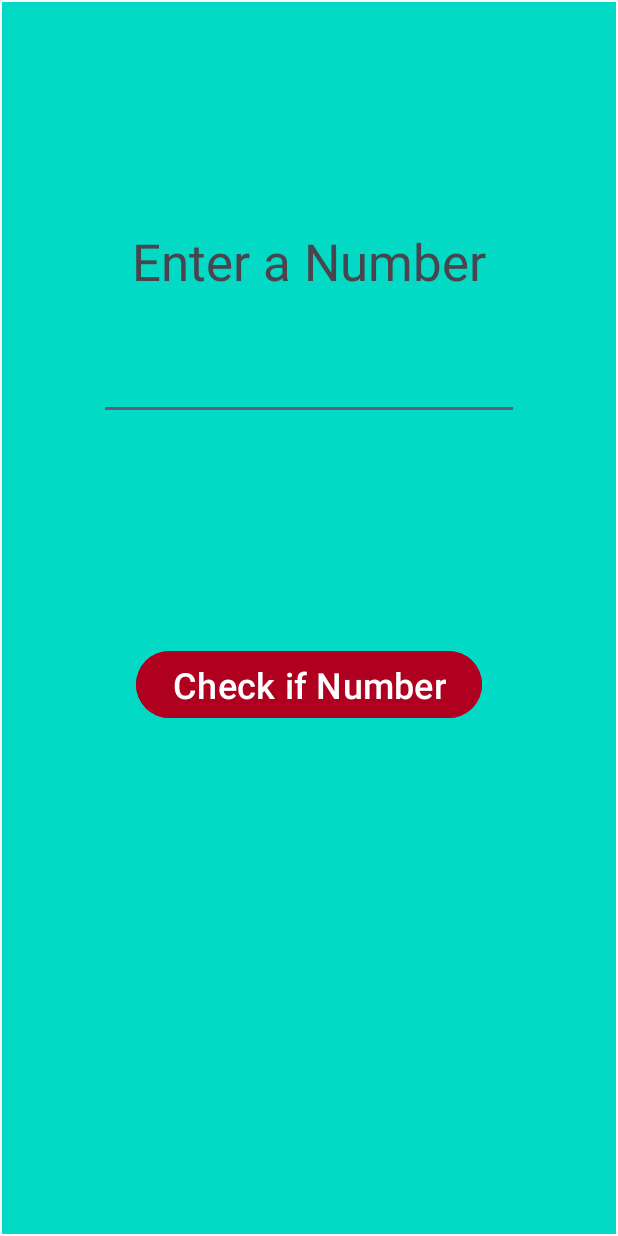
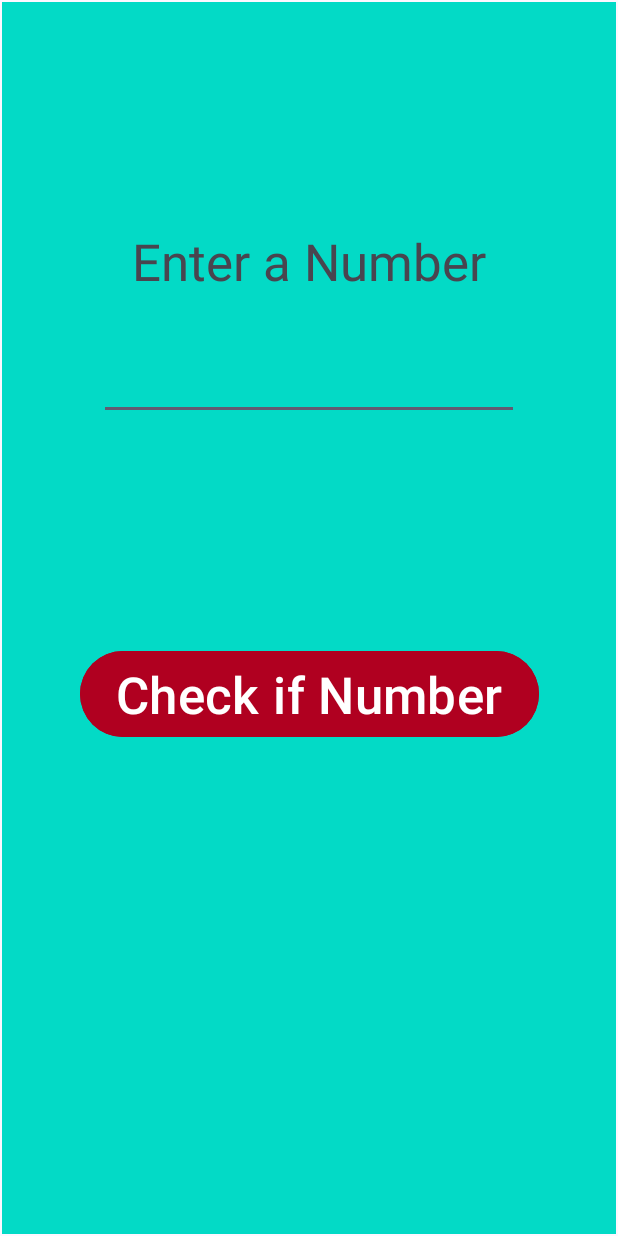
Before and after one commit to liehanels/GitHubPractice, an Android app: the screen it shows after launch (MainActivity), after a tap on "Check if Number", on a phone screen of 412 x 824 dp. Run offline under Robolectric (Android 15) with nearby library versions, the phone set to English and light mode, and no system bars.

```diff
--- a/app/src/main/java/com/liehan/githubpractice/MainActivity.kt
+++ b/app/src/main/java/com/liehan/githubpractice/MainActivity.kt
@@ -37,7 +37,7 @@ class MainActivity : AppCompatActivity() {
                 }
                 //if the conversion fails, show that the input is NaN
             } catch (e: NumberFormatException) {
-                Toast.makeText(this, "The input $input is not a number", Toast.LENGTH_LONG).show()
+                Toast.makeText(this, "The input ${input.text} is not a number", Toast.LENGTH_LONG).show()
             }
         }
     }
--- a/app/src/main/res/layout/activity_main.xml
+++ b/app/src/main/res/layout/activity_main.xml
@@ -52,7 +52,7 @@
             android:layout_marginTop="150dp"
             android:backgroundTint="@color/design_default_color_error"
             android:text="Check if Number"
-            android:textSize="24sp"
+            android:textSize="34sp"
             app:layout_constraintEnd_toEndOf="parent"
             app:layout_constraintStart_toStartOf="parent"
             app:layout_constraintTop_toBottomOf="@+id/edtNumber" />
```
